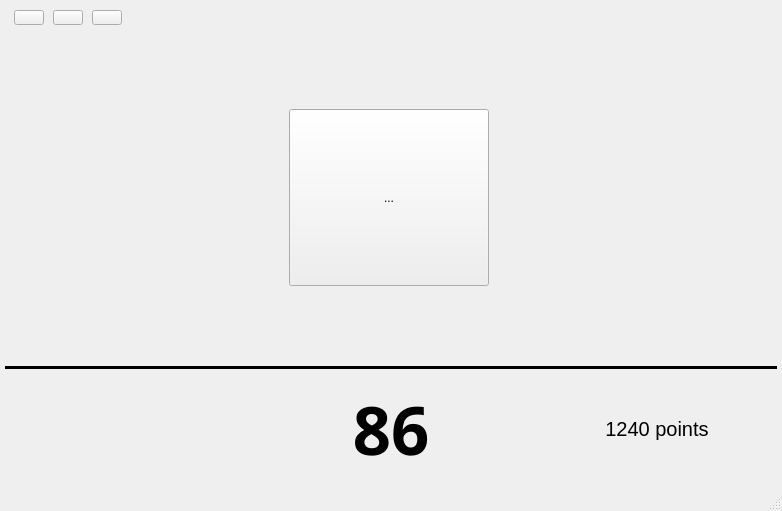
This is GUIrefer.ui in QUAFFquaff/AutoCoach as Qt 5 draws it before an edit. The edited form follows.
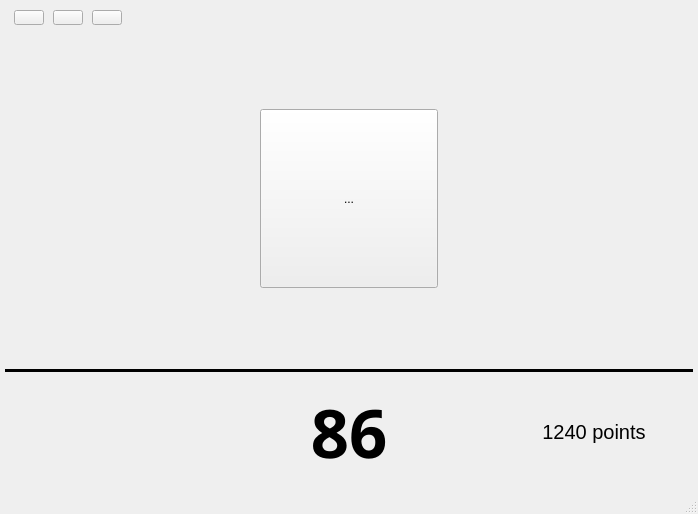
This is the edited form. Custom widgets are drawn as their Qt base class.

The edit to the form file:
```diff
--- a/GUIrefer.ui
+++ b/GUIrefer.ui
@@ -6,8 +6,8 @@
    <rect>
     <x>0</x>
     <y>0</y>
-    <width>782</width>
-    <height>511</height>
+    <width>698</width>
+    <height>514</height>
    </rect>
   </property>
   <property name="windowTitle">
@@ -260,12 +260,18 @@
           <height>350</height>
          </size>
         </property>
-        <layout class="QGridLayout" name="gridLayout_up">
+        <layout class="QGridLayout" name="gridLayout_up" rowstretch="0,0">
+         <property name="topMargin">
+          <number>0</number>
+         </property>
+         <property name="bottomMargin">
+          <number>0</number>
+         </property>
          <property name="horizontalSpacing">
-          <number>5</number>
+          <number>8</number>
          </property>
          <property name="verticalSpacing">
-          <number>7</number>
+          <number>0</number>
          </property>
          <item row="0" column="4">
           <spacer name="Spacer_2">
@@ -277,7 +283,7 @@
            </property>
            <property name="sizeHint" stdset="0">
             <size>
-             <width>35</width>
+             <width>30</width>
              <height>20</height>
             </size>
            </property>
@@ -323,7 +329,7 @@
            </property>
            <property name="sizeHint" stdset="0">
             <size>
-             <width>35</width>
+             <width>30</width>
              <height>20</height>
             </size>
            </property>
@@ -389,7 +395,7 @@
            </property>
            <property name="maximumSize">
             <size>
-             <width>320</width>
+             <width>300</width>
              <height>320</height>
             </size>
            </property>
```
Left out of the diff: 2 changed lines with no effect on the pictures.
